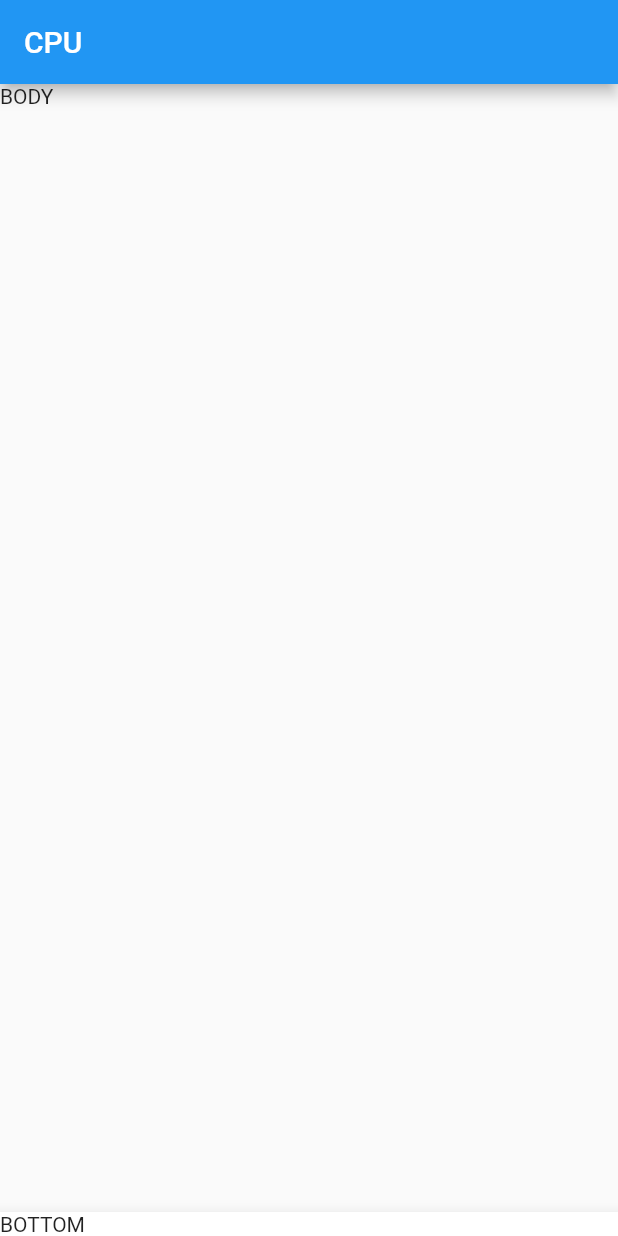
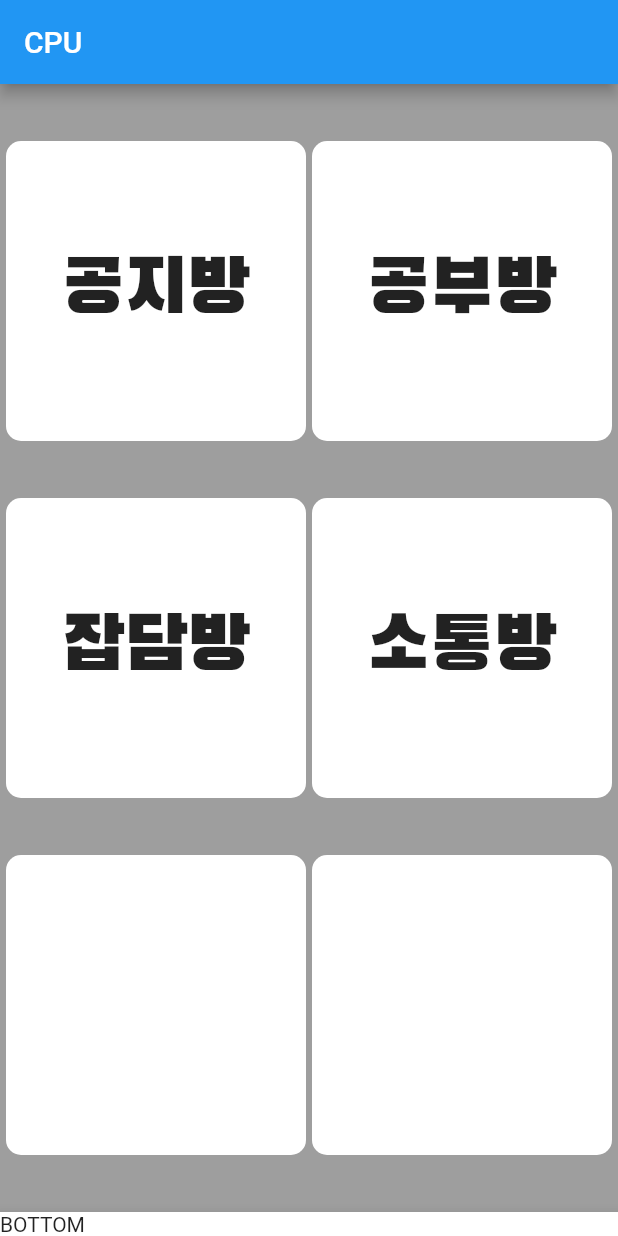
Before and after one commit to nhj7804/app_project, a Flutter app: the screen it shows after launch, on a phone screen of 412 x 824 dp. Run offline on Flutter 3.47's test engine with Material 2 defaults, Android fonts, the phone set to English and light mode, and no system bars; our stand-ins replace flutter_native_splash.

Commit message:
[body 레이아웃 수정1차]

```diff
--- a/lib/main.dart
+++ b/lib/main.dart
@@ -1,5 +1,3 @@
-import 'dart:html';
-
 import 'package:app_p/Splash_Screen.dart';
 import 'package:flutter/material.dart';
 import 'package:flutter_native_splash/flutter_native_splash.dart';
@@ -23,10 +21,119 @@ class MyApp extends StatelessWidget {
         } else {
           return MaterialApp(
             home: Scaffold(
+              backgroundColor: Colors.grey,
               appBar: AppBar(
                 title: Text('CPU'),
               ),
-              body: Text('BODY'),
+
+
+
+              body: Container(
+                child: Column(
+                  mainAxisAlignment: MainAxisAlignment.spaceEvenly,
+                  children: <Widget>[
+                    Row(
+                      mainAxisAlignment: MainAxisAlignment.spaceEvenly,
+                      children: <Widget>[
+                        Container(
+                          width: 200,
+                          height: 200,
+                          decoration: BoxDecoration(
+                            color: Colors.white,
+                            borderRadius: BorderRadius.circular(10.0),
+                          ),
+                          child: Center(
+                            child: Text(
+                              '공지방',
+                              style: TextStyle(
+                                fontSize: 50,
+                                fontFamily: 'BlackHanSans',
+                              ),
+                            ),
+                          ),
+                        ),
+                        Container(
+                          width: 200,
+                          height: 200,
+                          decoration: BoxDecoration(
+                            color: Colors.white,
+                            borderRadius: BorderRadius.circular(10.0),
+                          ),
+                          child: Center(
+                            child: Text(
+                              '공부방',
+                              style: TextStyle(
+                                fontSize: 50,
+                                fontFamily: 'BlackHanSans',
+                              ),
+                            ),
+                          ),
+                        ),
+                      ],
+                    ),
+                    Row(
+                      mainAxisAlignment: MainAxisAlignment.spaceEvenly,
+                      children: <Widget>[
+                        Container(
+                          width: 200,
+                          height: 200,
+                          decoration: BoxDecoration(
+                            color: Colors.white,
+                            borderRadius: BorderRadius.circular(10.0),
+                          ),
+                          child: Center(
+                            child: Text(
+                              '잡담방',
+                              style: TextStyle(
+                                fontSize: 50,
+                                fontFamily: 'BlackHanSans',
+                              ),
+                            ),
+                          ),
+                        ),
+                        Container(
+                          width: 200,
+                          height: 200,
+                          decoration: BoxDecoration(
+                            color: Colors.white,
+                            borderRadius: BorderRadius.circular(10.0),
+                          ),
+                          child: Center(
+                            child: Text(
+                              '소통방',
+                              style: TextStyle(
+                                fontSize: 50,
+                                fontFamily: 'BlackHanSans',
+                              ),
+                            ),
+                          ),
+                        ),
+                      ],
+                    ),
+                    Row(
+                      mainAxisAlignment: MainAxisAlignment.spaceEvenly,
+                      children: <Widget>[
+                        Container(
+                          width: 200,
+                          height: 200,
+                          decoration: BoxDecoration(
+                            color: Colors.white,
+                            borderRadius: BorderRadius.circular(10.0),
+                          ),
+                        ),
+                        Container(
+                          width: 200,
+                          height: 200,
+                          decoration: BoxDecoration(
+                            color: Colors.white,
+                            borderRadius: BorderRadius.circular(10.0),
+                          ),
+                        ),
+                      ],
+                    ),
+                  ],
+                ),
+              ),
               bottomNavigationBar: BottomAppBar(
                 child: Text('BOTTOM'),
               ),
```
Also changed, not shown: pubspec.yaml (+20 -11 lines), assets/font/BlackHanSans-Regular.ttf (added), assets/font/OAGothic-ExtraBold.ttf (added), assets/font/OAGothic-Medium.ttf (added), 2 other files.
